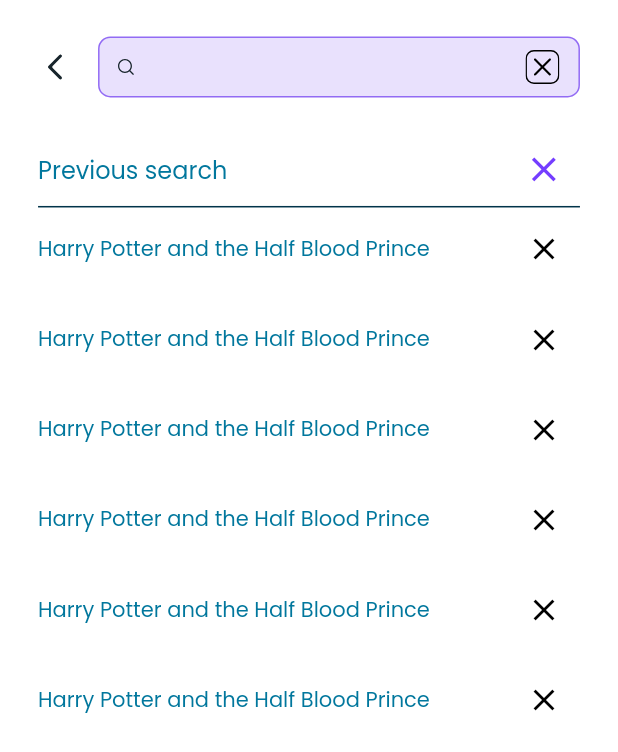
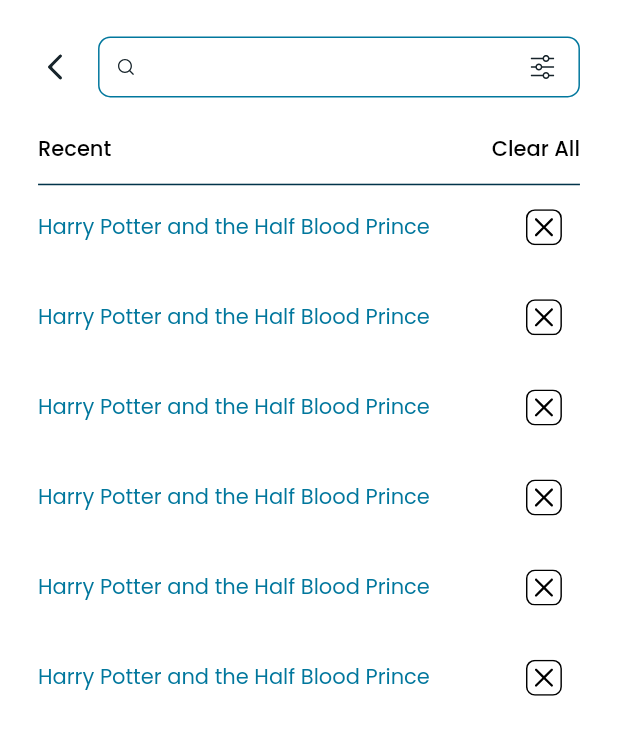
Before and after one commit to Webgenius0/eurogoods_flutter_app, a Flutter app: the SearchScreen screen opened by its route, on a phone screen of 412 x 824 dp. Shown: the top 752 px of the screen. Run offline on Flutter 3.47's test engine with Material 3 defaults, Android fonts, the phone set to English and light mode, and no system bars; drawn by our look-alikes of auto_animated; our stand-ins replace custom_navigation_bar, dio, flutter_screenutil, flutter_svg, fluttertoast, get and 4 more; accounts and stored records are empty; project files that could hold a hidden picture were left out.

Commit message:
icon changes on search screen

```diff
--- a/lib/features/search and sort/presentation/search_screen.dart
+++ b/lib/features/search and sort/presentation/search_screen.dart
@@ -43,6 +43,7 @@
   @override
   Widget build(BuildContext context) {
     return Scaffold(
+      backgroundColor: AppColors.cFFFFFF,
       body: SafeArea(
         child: Padding(
           padding: EdgeInsets.symmetric(horizontal: 25.h),
@@ -69,9 +70,8 @@
                     child: Container(
                       height: 40.h,
                       decoration: BoxDecoration(
-                        color: AppColors.c926BF4.withOpacity(0.2),
                         borderRadius: BorderRadius.circular(8.r),
-                        border: Border.all(color: AppColors.c926BF4, width: 1),
+                        border: Border.all(color: AppColors.c01779D, width: 1),
                       ),
                       child: Row(
                         crossAxisAlignment: CrossAxisAlignment.center,
@@ -99,7 +99,7 @@
                           ),
                           IconButton(
                             onPressed: _removeLastCharacter,
-                            icon: SvgPicture.asset(Assets.icons.crossIcon),
+                            icon: SvgPicture.asset(Assets.icons.filterBlack),
                             iconSize: 20,
                           ),
                         ],
@@ -113,24 +113,30 @@
                 mainAxisAlignment: MainAxisAlignment.spaceBetween,
                 children: [
                   Text(
-                    "Previous search",
-                    style: TextFontStyle.textStyle24c848585PoppinsW400
-                        .copyWith(fontSize: 16),
+                    "Recent",
+                    style: TextFontStyle.textStyle24c848585PoppinsW400.copyWith(
+                        fontSize: 14,
+                        fontWeight: FontWeight.w500,
+                        color: AppColors.c000000),
                   ),
-                  IconButton(
-                    onPressed: () {
+                  GestureDetector(
+                    onTap: () {
                       setState(() {
                         previousSearches.clear();
                       });
                     },
-                    icon: Icon(
-                      Icons.clear,
-                      color: AppColors.c743DFF,
-                      size: 25.w,
+                    child: Text(
+                      "Clear All",
+                      style: TextFontStyle.textStyle24c848585PoppinsW400
+                          .copyWith(
+                              fontSize: 14,
+                              fontWeight: FontWeight.w500,
+                              color: AppColors.c000000),
                     ),
                   ),
                 ],
               ),
+              UIHelper.verticalSpace(12.h),
               const CustomHorizontalDivider(),
               Expanded(
                 child: previousSearches.isEmpty
@@ -160,8 +166,8 @@
                                   overflow: TextOverflow.ellipsis,
                                 ),
                                 trailing: IconButton(
-                                  icon: const Icon(Icons.clear,
-                                      color: AppColors.c000000),
+                                  icon:
+                                      SvgPicture.asset(Assets.icons.crossIcon),
                                   onPressed: () {
                                     setState(() {
                                       previousSearches.removeAt(index);
--- a/lib/gen/assets.gen.dart
+++ b/lib/gen/assets.gen.dart
@@ -59,6 +59,9 @@
 
   /// File path: assets/icons/filter.svg
   String get filter => 'assets/icons/filter.svg';
+
+  /// File path: assets/icons/filter_black.svg
+  String get filterBlack => 'assets/icons/filter_black.svg';
 
   /// File path: assets/icons/help.svg
   String get help => 'assets/icons/help.svg';
@@ -153,6 +156,7 @@
         eye,
         favorite,
         filter,
+        filterBlack,
         help,
         history,
         home,
```
Also changed, not shown: assets/icons/filter_black.svg (added).
